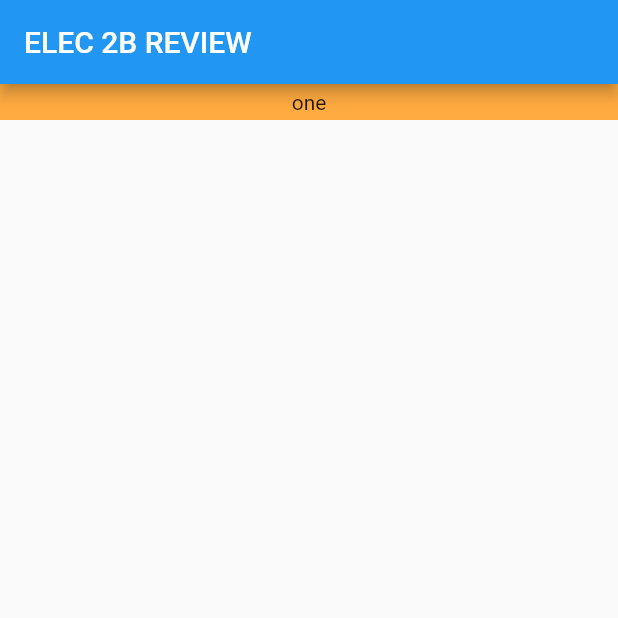
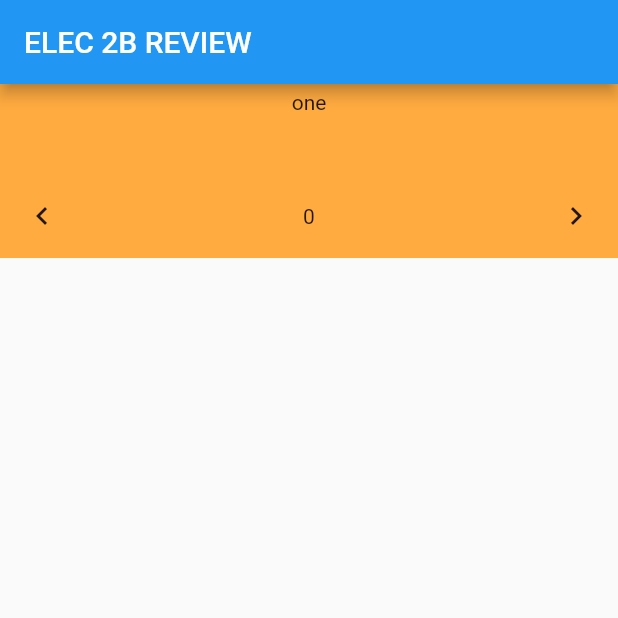
Before and after one commit to MasterChiefCarl/Garces_CarlBenedict_todos, a Flutter app: the screen it shows after launch, on a phone screen of 412 x 824 dp, the top half of it. Run offline on Flutter 3.47's test engine with Material 2 defaults, Android fonts, the phone set to English and light mode, and no system bars.

Commit message:
End Vid 1

```diff
--- a/lib/main.dart
+++ b/lib/main.dart
@@ -38,7 +38,10 @@ class _MyHomePageState extends State<MyHomePage> {
           title: const Text("ELEC 2B REVIEW"),
         ),
         body: Column(
-          children: const [NumberHolder(content: "one")],
+          children: const [
+            NumberHolder(content: "one"),
+            IncrementalNumberHolder(),
+          ],
         ));
   }
 }
@@ -51,23 +54,57 @@ class NumberHolder extends StatelessWidget {
     return Container(
         margin: const EdgeInsets.symmetric(vertical: 0),
         padding: const EdgeInsets.all(4),
+        constraints: const BoxConstraints(minHeight: 60),
         width: double.infinity,
         color: Colors.orangeAccent,
         child: Text("$content", textAlign: TextAlign.center));
   }
 }
 
-class IncrementalNumberHolder extends StatelessWidget {
+class IncrementalNumberHolder extends StatefulWidget {
   final int startval;
   const IncrementalNumberHolder({Key? key, this.startval = 0})
       : super(key: key);
+
+  @override
+  State<IncrementalNumberHolder> createState() =>
+      _IncrementalNumberHolderState();
+}
+
+class _IncrementalNumberHolderState extends State<IncrementalNumberHolder> {
+  @override
+  void initState() {
+    currentVal = widget.startval;
+    super.initState();
+  }
+
+  late int currentVal;
   @override
   Widget build(BuildContext context) {
     return Container(
-        margin: const EdgeInsets.symmetric(vertical: 0),
-        padding: const EdgeInsets.all(4),
-        width: double.infinity,
-        color: Colors.orangeAccent,
-        child: Text("$startval", textAlign: TextAlign.center));
+      margin: const EdgeInsets.symmetric(vertical: 0),
+      padding: const EdgeInsets.all(4),
+      width: double.infinity,
+      color: Colors.orangeAccent,
+      child: Row(
+        children: [
+          IconButton(
+              onPressed: () {
+                setState(() {
+                  currentVal--;
+                });
+              },
+              icon: const Icon(Icons.chevron_left)),
+          Expanded(child: Text("$currentVal", textAlign: TextAlign.center)),
+          IconButton(
+              onPressed: () {
+                setState(() {
+                  currentVal++;
+                });
+              },
+              icon: const Icon(Icons.chevron_right)),
+        ],
+      ),
+    );
   }
 }
```
